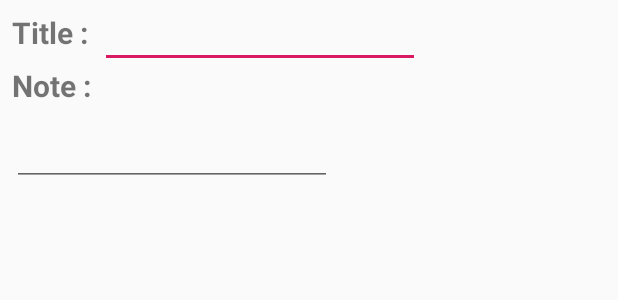
After one commit to clarissalynnn/3634Project, an Android app: the layout add_diary_entry.xml on its own in the app's theme, with its tools: preview values and no code run, on a phone screen of 412 x 824 dp. The commit adds this screen. Shown: the top 300 px of the screen. Run offline under Robolectric (Android 15) with nearby library versions, the light colour scheme and no system bars.

```diff
--- /dev/null
+++ b/app/src/main/java/com/example/a3634project/AddDiaryActivity.java
@@ -0,0 +1,4 @@
+package com.example.a3634project;
+
+public class AddDiaryActivity {
+}
--- /dev/null
+++ b/app/src/main/java/com/example/a3634project/DiaryViewHolder.java
@@ -0,0 +1,4 @@
+package com.example.a3634project;
+
+public class DiaryViewHolder {
+}
--- a/app/src/main/java/com/example/a3634project/MentalHealthDatabase.java
+++ b/app/src/main/java/com/example/a3634project/UserDatabase.java
@@ -4,6 +4,6 @@ import androidx.room.Database;
 import androidx.room.RoomDatabase;
 
 @Database(entities = {User.class}, version = 1)
-public abstract class MentalHealthDatabase extends RoomDatabase {
+public abstract class UserDatabase extends RoomDatabase {
     public abstract UserDao userDao();
 }
--- /dev/null
+++ b/app/src/main/res/layout/add_diary_entry.xml
@@ -0,0 +1,63 @@
+<?xml version="1.0" encoding="utf-8"?>
+
+<?xml version="1.0" encoding="utf-8"?>
+<android.support.constraint.ConstraintLayout xmlns:android="http://schemas.android.com/apk/res/android"
+    xmlns:app="http://schemas.android.com/apk/res-auto"
+    xmlns:tools="http://schemas.android.com/tools"
+    android:layout_width="match_parent"
+    android:layout_height="match_parent"
+    tools:context="com.example.a3634project.DiaryFragment">
+
+    <TextView
+        android:id="@+id/tvNoteTitle"
+        android:layout_width="wrap_content"
+        android:layout_height="wrap_content"
+        android:layout_marginLeft="8dp"
+        android:layout_marginTop="8dp"
+        android:text="Title :"
+        android:textSize="20sp"
+        android:textStyle="bold"
+        app:layout_constraintStart_toStartOf="parent"
+        app:layout_constraintTop_toTopOf="parent" />
+
+    <EditText
+        android:id="@+id/etTitle"
+        android:layout_width="wrap_content"
+        android:layout_height="wrap_content"
+        android:layout_marginStart="8dp"
+        android:layout_marginEnd="8dp"
+        android:ems="10"
+        android:inputType="textPersonName"
+        android:text=""
+        app:layout_constraintEnd_toEndOf="parent"
+        app:layout_constraintStart_toEndOf="@+id/tvNoteTitle"
+        app:layout_constraintTop_toTopOf="parent" />
+
+    <TextView
+        android:id="@+id/tvNote"
+        android:layout_width="0dp"
+        android:layout_height="wrap_content"
+        android:layout_marginStart="8dp"
+        android:layout_marginTop="8dp"
+        android:layout_marginEnd="8dp"
+        android:text="Note :"
+        android:textSize="20sp"
+        android:textStyle="bold"
+        app:layout_constraintEnd_toEndOf="parent"
+        app:layout_constraintStart_toStartOf="parent"
+        app:layout_constraintTop_toBottomOf="@+id/tvNoteTitle" />
+
+    <EditText
+        android:id="@+id/etNote"
+        android:layout_width="0dp"
+        android:layout_height="wrap_content"
+        android:layout_marginStart="8dp"
+        android:layout_marginTop="8dp"
+        android:layout_marginEnd="8dp"
+        android:layout_marginBottom="8dp"
+        android:ems="10"
+        android:inputType="textPersonName"
+        app:layout_constraintEnd_toEndOf="parent"
+        app:layout_constraintStart_toStartOf="parent"
+        app:layout_constraintTop_toBottomOf="@+id/tvNote" />
+</android.support.constraint.ConstraintLayout>
```
Also changed, not shown: app/build.gradle (+12 -0 lines), app/src/main/java/com/example/a3634project/DiaryDao.java (added, +17 -0 lines), app/src/main/java/com/example/a3634project/DiaryDatabase.java (added, +28 -0 lines), app/src/main/java/com/example/a3634project/DiaryEntry.java (added, +57 -0 lines), app/src/main/java/com/example/a3634project/adapters/DiaryAdapter.java (added, +58 -0 lines), app/src/main/res/layout/diary_row.xml (added, +42 -0 lines), app/src/main/res/layout/fragment_diary.xml (+15 -1 lines).
